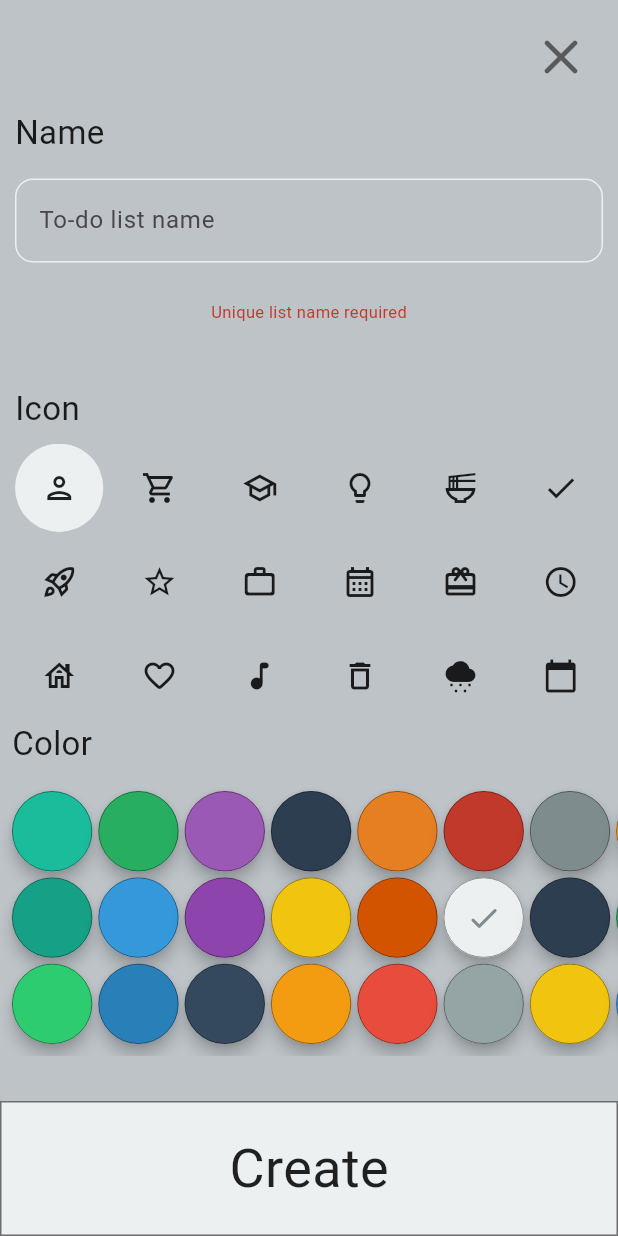
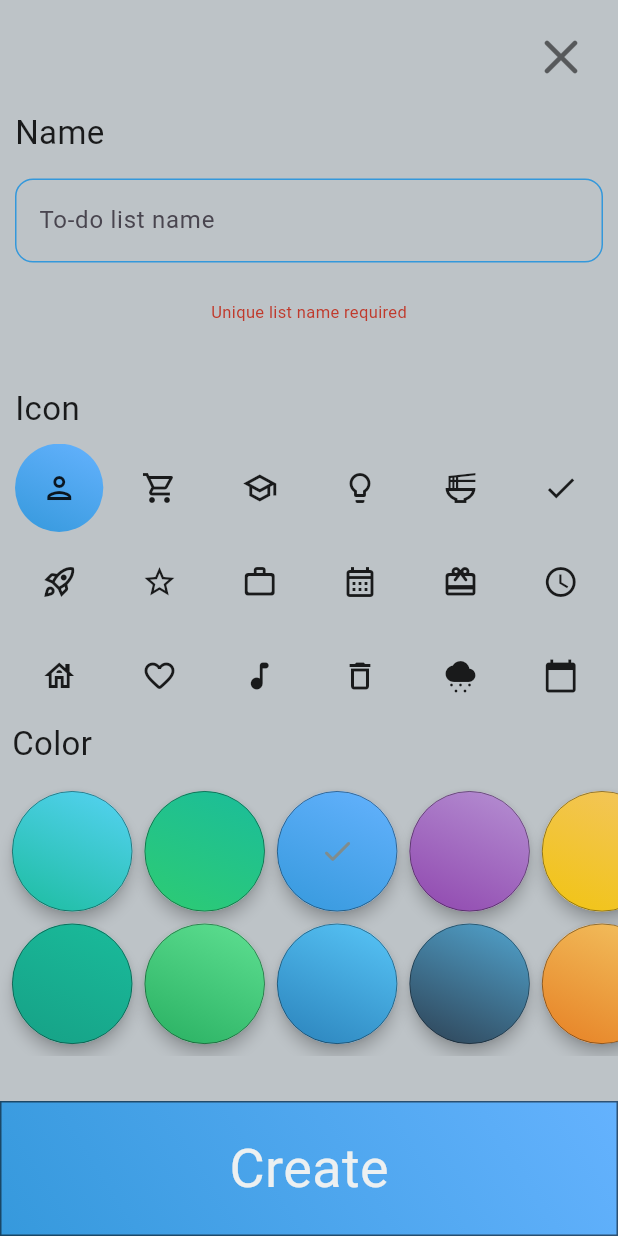
Before and after one commit to SimpleLogix/SimpleTask, a Flutter app: the screen it shows after launch, swiped to page 2, on a phone screen of 412 x 824 dp. Run offline on Flutter 3.47's test engine with Material 2 defaults, Android fonts, the phone set to English and light mode, and no system bars; our stand-ins replace badges, get, shared_preferences; missing offline and left inert: flutter_draggable_gridview.

Commit message:
more bug fixes related to gesture detectory and task_view

```diff
--- a/lib/model/profile.dart
+++ b/lib/model/profile.dart
@@ -11,4 +11,5 @@ class Profile extends GetxController {
   factory Profile.empty() {
     return Profile(todoLists: []);
   }
+
 }
--- a/lib/services/globals.dart
+++ b/lib/services/globals.dart
@@ -1,3 +1,5 @@
+import 'dart:math';
+
 import 'package:flutter/material.dart';
 import 'package:taskmate/model/todo_list.dart';
 
@@ -6,7 +8,6 @@ import '../model/task.dart';
 class MyColors {
   // colors for pallete
   static const Color bg = Silver;
-  static const Color main = Color(0xff2980B9);
   static const Color lightTxt = Color(0xffECF0F1);
   static const Color darkTxt = Colors.black87;
 
@@ -26,20 +27,150 @@ class MyColors {
   static const Color Nephritis = Color(0xff27AE60);
   static const Color BelizeHole = Color(0xff3498DB);
   static const Color SteelBlue = Color(0xff2980B9);
-  static const Color Amethyst = Color(0xff9B59B6);
   static const Color Wisteria = Color(0xff8E44AD);
-  static const Color WetAsphalt = Color(0xff34495E);
   static const Color MidnightBlue = Color(0xff2C3E50);
   static const Color SunFlower = Color(0xffF1C40F);
-  static const Color Orange = Color(0xffF39C12);
   static const Color Carrot = Color(0xffE67E22);
-  static const Color Pumpkin = Color(0xffD35400);
-  static const Color Alizarin = Color(0xffE74C3C);
   static const Color Pomegranate = Color(0xffC0392B);
-  static const Color Clouds = Color(0xffECF0F1);
   static const Color Silver = Color(0xffBDC3C7);
-  static const Color Concrete = Color(0xff95A5A6);
   static const Color Asbestos = Color(0xff7F8C8D);
+
+  static const Color TurquoiseLight = Color(0xff58D3F7);
+  static const Color NephritisLight = Color(0xff61E294);
+  static const Color BelizeHoleLight = Color(0xff66B3FF);
+  static const Color SteelBlueLight = Color(0xff5AC8FA);
+  static const Color MidnightBlueLight = Color(0xff53A8D3);
+  static const Color WisteriaLight = Color(0xffB793D4);
+  static const Color SunFlowerLight = Color(0xffFFE270);
+  static const Color CarrotLight = Color(0xffF3C563);
+  static const Color PomegranateLight = Color(0xffE08283);
+  static const Color AsbestosLight = Color(0xffA2AFD0);
+
+  static LinearGradient greyBorder = LinearGradient(
+    colors: [
+      Colors.grey[400]!,
+      Colors.grey[500]!,
+    ],
+    begin: Alignment.topLeft,
+    end: Alignment.bottomRight,
+    stops: [0.0, 1.0],
+    tileMode: TileMode.clamp,
+    transform: GradientRotation(160 * (pi / 180)),
+  );
+
+  static LinearGradient grey = LinearGradient(
+    begin: Alignment.topLeft,
+    end: Alignment.bottomCenter,
+    colors: [
+      Colors.grey[350]!,
+      Colors.grey[400]!,
+      Colors.grey,
+      Colors.grey[600]!,
+    ],
+    stops: [0.0, 0.25, 0.55, 1.0],
+    tileMode: TileMode.clamp,
+    transform: GradientRotation(160 * (pi / 180)),
+  );
+
+  //? map that maps each color to a corresponding gradient
+  static Map<Color, Gradient> gradients = {
+    Turquoise: const LinearGradient(
+      begin: Alignment.topRight,
+      end: Alignment.bottomLeft,
+      colors: [Turquoise, TurquoiseLight],
+      stops: [0.0, 1.0],
+      tileMode: TileMode.clamp,
+      transform: GradientRotation(160 * (pi / 180)),
+    ),
+    GreenSea: const LinearGradient(
+      begin: Alignment.topRight,
+      end: Alignment.bottomLeft,
+      colors: [GreenSea, Turquoise],
+      stops: [0.0, 1.0],
+      tileMode: TileMode.clamp,
+      transform: GradientRotation(160 * (pi / 180)),
+    ),
+    Emerald: const LinearGradient(
+      begin: Alignment.topRight,
+      end: Alignment.bottomLeft,
+      colors: [Emerald, Turquoise],
+      stops: [0.0, 1.0],
+      tileMode: TileMode.clamp,
+      transform: GradientRotation(160 * (pi / 180)),
+    ),
+    Nephritis: const LinearGradient(
+      begin: Alignment.topRight,
+      end: Alignment.bottomLeft,
+      colors: [Nephritis, NephritisLight],
+      stops: [0.0, 1.0],
+      tileMode: TileMode.clamp,
+      transform: GradientRotation(160 * (pi / 180)),
+    ),
+    BelizeHole: const LinearGradient(
+      begin: Alignment.topRight,
+      end: Alignment.bottomLeft,
+      colors: [BelizeHole, BelizeHoleLight],
+      stops: [0.0, 1.0],
+      tileMode: TileMode.clamp,
+      transform: GradientRotation(160 * (pi / 180)),
+    ),
+    SteelBlue: const LinearGradient(
+      begin: Alignment.topRight,
+      end: Alignment.bottomLeft,
+      colors: [SteelBlue, SteelBlueLight],
+      stops: [0.0, 1.0],
+      tileMode: TileMode.clamp,
+      transform: GradientRotation(160 * (pi / 180)),
+    ),
+    Wisteria: const LinearGradient(
+      begin: Alignment.topRight,
+      end: Alignment.bottomLeft,
+      colors: [Wisteria, WisteriaLight],
+      stops: [0.0, 1.0],
+      tileMode: TileMode.clamp,
+      transform: GradientRotation(160 * (pi / 180)),
+    ),
+    MidnightBlue: const LinearGradient(
+      begin: Alignment.topRight,
+      end: Alignment.bottomLeft,
+      colors: [MidnightBlue, MidnightBlueLight],
+      stops: [0.0, 1.0],
+      tileMode: TileMode.clamp,
+      transform: GradientRotation(160 * (pi / 180)),
+    ),
+    SunFlower: const LinearGradient(
+      begin: Alignment.topRight,
+      end: Alignment.bottomLeft,
+      colors: [SunFlower, CarrotLight],
+      stops: [0.0, 1.0],
+      tileMode: TileMode.clamp,
+      transform: GradientRotation(160 * (pi / 180)),
+    ),
+    Carrot: const LinearGradient(
+      begin: Alignment.topRight,
+      end: Alignment.bottomLeft,
+      colors: [Carrot, CarrotLight],
+      stops: [0.0, 1.0],
+      tileMode: TileMode.clamp,
+      transform: GradientRotation(160 * (pi / 180)),
+    ),
+    Pomegranate: const LinearGradient(
+      begin: Alignment.topRight,
+      end: Alignment.bottomLeft,
+      colors: [Pomegranate, PomegranateLight],
+      stops: [0.0, 1.0],
+      tileMode: TileMode.clamp,
+      transform: GradientRotation(160 * (pi / 180)),
+    ),
+    Asbestos: const LinearGradient(
+      begin: Alignment.topRight,
+      end: Alignment.bottomLeft,
+      colors: [Asbestos, AsbestosLight],
+      stops: [0.0, 1.0],
+      tileMode: TileMode.clamp,
+      transform: GradientRotation(160 * (pi / 180)),
+    ),
+  };
 }
 
 class MyWidgets {
@@ -50,30 +181,12 @@ class MyWidgets {
     MyColors.Nephritis,
     MyColors.BelizeHole,
     MyColors.SteelBlue,
-    MyColors.Amethyst,
     MyColors.Wisteria,
-    MyColors.WetAsphalt,
     MyColors.MidnightBlue,
     MyColors.SunFlower,
-    MyColors.Orange,
     MyColors.Carrot,
-    MyColors.Pumpkin,
-    MyColors.Alizarin,
     MyColors.Pomegranate,
-    MyColors.Clouds,
-    MyColors.Concrete,
     MyColors.Asbestos,
-    MyColors.MidnightBlue,
-    MyColors.SunFlower,
-    MyColors.Orange,
-    MyColors.Nephritis,
-    MyColors.BelizeHole,
-    MyColors.SteelBlue,
-    MyColors.Amethyst,
-    MyColors.Asbestos,
-    MyColors.MidnightBlue,
-    MyColors.SunFlower,
-    MyColors.Orange,
   ];
   static List<Widget> colors = List.generate(
     colorList.length,
--- a/lib/view/components/add_card.dart
+++ b/lib/view/components/add_card.dart
@@ -26,12 +26,12 @@ class _AddCardState extends State<AddCard> {
         child: ClipRRect(
           borderRadius: const BorderRadius.all(Radius.circular(18)),
           child: Container(
-            color: MyColors.badge,
+            decoration: BoxDecoration(gradient: MyColors.greyBorder),
             padding: const EdgeInsets.all(0.1),
             child: Stack(
               fit: StackFit.expand,
-              children: const [
-                Padding(
+              children:  [
+                const Padding(
                   padding: EdgeInsets.all(8),
                   child: ClipRRect(
                     borderRadius: BorderRadius.all(Radius.circular(12)),
@@ -39,13 +39,13 @@ class _AddCardState extends State<AddCard> {
                   ),
                 ),
                 Padding(
-                  padding: EdgeInsets.all(4),
+                  padding: const EdgeInsets.all(4),
                   child: ClipRRect(
-                    borderRadius: BorderRadius.all(Radius.circular(14)),
-                    child: ColoredBox(color: Colors.grey),
+                    borderRadius: const BorderRadius.all(Radius.circular(14)),
+                    child: DecoratedBox(decoration: BoxDecoration(gradient: MyColors.grey),),
                   ),
                 ),
-                Center(
+                const Center(
                     child: Icon(
                   Icons.add_rounded,
                   size: 64,
--- a/lib/view/components/tasks_view.dart
+++ b/lib/view/components/tasks_view.dart
@@ -16,22 +16,32 @@ class TasksView extends StatefulWidget {
 
 class _TasksViewState extends State<TasksView> {
   Profile profile = Get.find<Profile>();
-  late List<bool> pressedTasks;
-  @override
-  void initState() {
-    pressedTasks = List.generate(widget.list.tasks.length, (index) => false);
-  }
+  late List<bool> pressedTasks =
+      List.generate(widget.list.tasks.length, (index) => false);
 
   @override
   Widget build(BuildContext context) {
+    // update list with new tasks without rebuilding the list and losing old values
+    while (pressedTasks.length < widget.list.tasks.length) {
+      pressedTasks.add(false);
+    }
     final _width = MediaQuery.of(context).size.width;
-    pressedTasks = List.generate(widget.list.tasks.length, (index) => false);
+    final list = widget.list;
+    if (list.tasks.length > 1) {
+      list.tasks.sort((a, b) {
+        if (b.isDone) {
+          return -1;
+        }
+        return 1;
+      });
+    }
+
+    final listIndex = profile.todoLists.indexOf(list);
+
     final Column tasks = Column(
         children: List.generate(widget.list.tasks.length, (index) {
       //? current task in index & the index of the todo list
-      final list = widget.list;
       final task = list.tasks[index];
-      final listIndex = profile.todoLists.indexOf(list);
       //? calculate the position of the strikethrough line based on text size
       final rightPosition = (task.name.length >= 40)
           ? _width
@@ -59,6 +69,7 @@ class _TasksViewState extends State<TasksView> {
             Padding(
                 padding: const EdgeInsets.all(10),
                 child: pressedTasks[index]
+                    //? if longpressed, show X instead of radio button
                     ? InkWell(
                         onTap: () {
                           setState(() {
--- a/lib/view/components/todo_card.dart
+++ b/lib/view/components/todo_card.dart
@@ -93,6 +93,12 @@ class _TodoCardState extends State<TodoCard> {
                             borderRadius:
                                 BorderRadius.all(Radius.circular(12))),
                         color: list.color,
+                        child: Container(
+                          alignment: Alignment.center,
+                          decoration: BoxDecoration(
+                              gradient: MyColors.gradients[list.color],
+                              borderRadius:
+                                  BorderRadius.all(Radius.circular(12))),
                           child: Center(
                             child: Padding(
                                 padding:
@@ -100,6 +106,7 @@ class _TodoCardState extends State<TodoCard> {
                                 child: Column(
                                     mainAxisAlignment: MainAxisAlignment.center,
                                     children: splitText(list.name))),
+                          ),
                         ),
                       ),
                     ),
--- a/lib/view/screens/add_todo_screen.dart
+++ b/lib/view/screens/add_todo_screen.dart
@@ -20,7 +20,7 @@ class AddTodoScreen extends StatefulWidget {
 class _AddTodoScreenState extends State<AddTodoScreen> {
   static final rng = Random();
   int iconIdx = 0;
-  int colorIdx = rng.nextInt(MyWidgets.iconsData.length);
+  int colorIdx = rng.nextInt(MyWidgets.colorList.length);
   final controller = Get.find<PageController>();
   final user = Get.find<Profile>();
   String errTxt = "";
@@ -51,9 +51,9 @@ class _AddTodoScreenState extends State<AddTodoScreen> {
               customBorder: const CircleBorder(),
               child: DecoratedBox(
                 decoration: BoxDecoration(
-                  color: (iconIdx == index)
-                      ? MyWidgets.colorList[colorIdx]
-                      : MyColors.transparent,
+                  gradient: (iconIdx == index)
+                      ? MyColors.gradients[MyWidgets.colorList[colorIdx]]
+                      : null,
                   shape: BoxShape.circle,
                 ),
                 child: Icon(MyWidgets.iconsData[index]),
@@ -75,7 +75,7 @@ class _AddTodoScreenState extends State<AddTodoScreen> {
           child: DecoratedBox(
             decoration: BoxDecoration(
               border: Border.all(color: MyColors.uiButton, width: 0.5),
-              color: MyWidgets.colorList[index],
+              gradient: MyColors.gradients[MyWidgets.colorList[index]],
               shape: BoxShape.circle,
             ),
             child: SizedBox(
@@ -246,10 +246,10 @@ class _AddTodoScreenState extends State<AddTodoScreen> {
                       padding: const EdgeInsets.all(8),
                       scrollDirection: Axis.horizontal,
                       shrinkWrap: true,
-                      crossAxisCount: 3,
+                      crossAxisCount: 2,
                       childAspectRatio: 1,
-                      crossAxisSpacing: 4,
-                      mainAxisSpacing: 4,
+                      crossAxisSpacing: 8,
+                      mainAxisSpacing: 8,
                       children: colors,
                     ),
                   ),
@@ -281,19 +281,17 @@ class _AddTodoScreenState extends State<AddTodoScreen> {
                 margin: const EdgeInsets.fromLTRB(0, 30, 0, 0),
                 height: 90,
                 decoration: BoxDecoration(
-                    color: MyWidgets.colorList[colorIdx],
+                    gradient: MyColors.gradients[MyWidgets.colorList[colorIdx]],
                     border: Border.all(color: MyColors.uiButton)),
                 child: Center(
                   child: Text(
                     "Create",
                     style: TextStyle(
                         fontSize: 36,
-                        color:
-                            (MyWidgets.colorList[colorIdx] == MyColors.Clouds ||
-                                    MyWidgets.colorList[colorIdx] ==
-                                        MyColors.SunFlower)
-                                ? Colors.black87
-                                : MyColors.lightTxt,
+                        color: (MyWidgets.colorList[colorIdx] ==
+                                MyColors.SunFlower)
+                            ? Colors.black87
+                            : MyColors.lightTxt,
                         fontFamily: 'roboto'),
                   ),
                 ),
--- a/lib/view/screens/home_screen.dart
+++ b/lib/view/screens/home_screen.dart
@@ -19,9 +19,8 @@ class HomeScreen extends StatefulWidget {
 
 class _HomeScreenState extends State<HomeScreen> {
   Profile profile = Get.find<Profile>();
-  bool isDragged = false;
   late List<DraggableGridItem> draggableItems;
-  PageController controller = Get.put(PageController(initialPage: 6));
+  PageController controller = Get.put(PageController(initialPage: 0));
   ScrollController gridController = ScrollController();
   @override
   Widget build(BuildContext context) {
@@ -30,13 +29,6 @@ class _HomeScreenState extends State<HomeScreen> {
         profile.todoLists.length,
         (index) => DraggableGridItem(
               isDraggable: true,
-              dragCallback: (context, i) {
-                if (i != isDragged) {
-                  setState(() {
-                    isDragged = i;
-                  });
-                }
-              },
               child: Material(
                 color: MyColors.transparent,
                 child: TodoCard(
@@ -48,7 +40,6 @@ class _HomeScreenState extends State<HomeScreen> {
                       profile.todoLists.removeAt(index);
                     });
                   },
-
                 ),
               ),
             ));
@@ -95,18 +86,6 @@ class _HomeScreenState extends State<HomeScreen> {
             crossAxisAlignment: CrossAxisAlignment.center,
             children: [
               Expanded(child: gridView),
-              isDragged
-                  ? OutlinedButton(
-                      onPressed: () {},
-                      style: OutlinedButton.styleFrom(
-                          backgroundColor: MyColors.uiButton,
-                          shape: const StadiumBorder()),
-                      child: const Text(
-                        "done",
-                        style: TextStyle(color: MyColors.lightTxt),
-                      ),
-                    )
-                  : const SizedBox.shrink(),
             ],
           ),
         ),
@@ -131,7 +110,7 @@ class _HomeScreenState extends State<HomeScreen> {
             MyServices.createTodoList(todo);
             controller.animateToPage(
               profile.todoLists.length,
-              duration: const Duration(milliseconds: 1500),
+              duration: const Duration(milliseconds: 1300),
               curve: Curves.linear,
             );
           }
--- a/lib/view/screens/todo_screen.dart
+++ b/lib/view/screens/todo_screen.dart
@@ -22,6 +22,7 @@ class _TodoScreenState extends State<TodoScreen> {
   final controller = Get.find<PageController>();
   TextEditingController inputController = TextEditingController();
   late FocusNode textNode; // focus node to find text input to activate
+  // get index of current to do list
   //? delta x and y offset for user swipe detection
   //? easier to detect when and where user is swiping from and respond accordingly
   double dy = 0;
@@ -36,6 +37,8 @@ class _TodoScreenState extends State<TodoScreen> {
 
   @override
   Widget build(BuildContext context) {
+    final list = widget.list;
+    final idx = profile.todoLists.indexOf(list);
     final size = MediaQuery.of(context).size;
     isTextformEnabled ? textNode.requestFocus() : null;
 
@@ -94,8 +97,8 @@ class _TodoScreenState extends State<TodoScreen> {
                             style: TextStyle(color: MyColors.uiButton),
                           ),
                           Icon(
-                            widget.list.icon,
-                            color: widget.list.color,
+                            list.icon,
+                            color: list.color,
                           ),
                         ],
                       ),
@@ -129,16 +132,20 @@ class _TodoScreenState extends State<TodoScreen> {
                           dy = 0;
                           // save task
                           if (value.isNotEmpty) {
+                            debugPrint("updating");
                             final task = Task(
                               name: value,
                               isDone: false,
                               isImportant: false,
                             );
-                            final idx = profile.todoLists.indexOf(widget.list);
-                            widget.list.tasks.add(task);
-                            profile.todoLists[idx] = widget.list;
+
+                            //TODO: figure this mess out
+                            debugPrint("old: ${list.tasks.length.toString()}");
+                            list.tasks.add(task);
+                            profile.todoLists[idx] = list;
+                            debugPrint("new: ${list.tasks.length.toString()}");
                             inputController.text = "";
-                            MyServices.updateTodoList(widget.list);
+                            MyServices.updateTodoList(list);
                           }
                         });
                       },
@@ -159,20 +166,20 @@ class _TodoScreenState extends State<TodoScreen> {
                       children: [
                         Icon(
                           Icons.keyboard_double_arrow_down_rounded,
-                          color: widget.list.color,
+                          color: list.color,
                           size: 12,
                         ),
                         Text(
                           "Swipe down to add a task",
                           style: TextStyle(
-                            color: widget.list.color,
+                            color: list.color,
                             fontWeight: FontWeight.w600,
                             fontSize: 12,
                           ),
                         ),
                         Icon(
                           Icons.keyboard_double_arrow_down_rounded,
-                          color: widget.list.color,
+                          color: list.color,
                           size: 12,
                         ),
                       ],
@@ -182,7 +189,7 @@ class _TodoScreenState extends State<TodoScreen> {
               ),
             ),
             Expanded(
-              child: TasksView(list: widget.list),
+              child: TasksView(list: list),
             ),
             Row(
               crossAxisAlignment: CrossAxisAlignment.center,
@@ -219,9 +226,9 @@ class _TodoScreenState extends State<TodoScreen> {
                       color: MyColors.uiButton,
                     )),
                 Text(
-                  widget.list.name,
+                  list.name,
                   style: TextStyle(
-                    color: widget.list.color,
+                    color: list.color,
                     fontWeight: FontWeight.w600,
                     fontSize: 13,
                   ),
```
Lines whose indentation alone changed are shown as unchanged.
